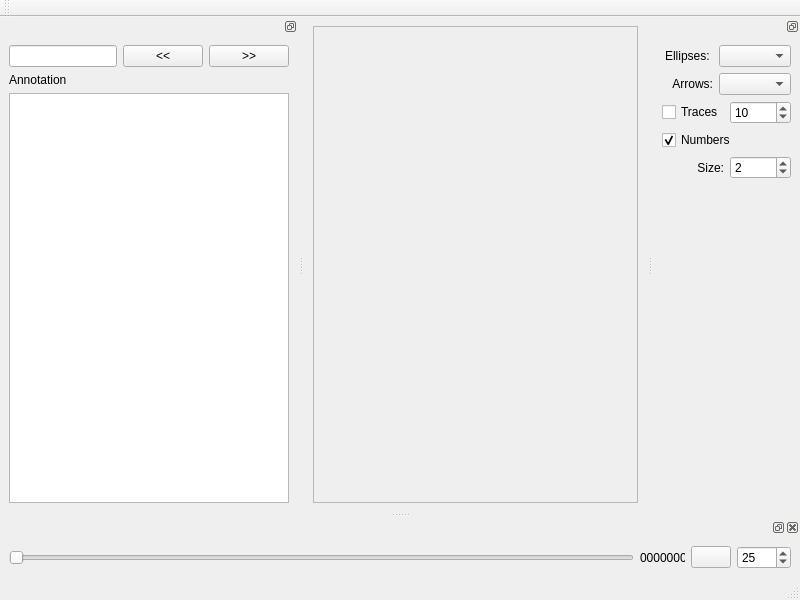
Qt form src/replay.ui (FastTrackOrg/FastTrack) before a commit.
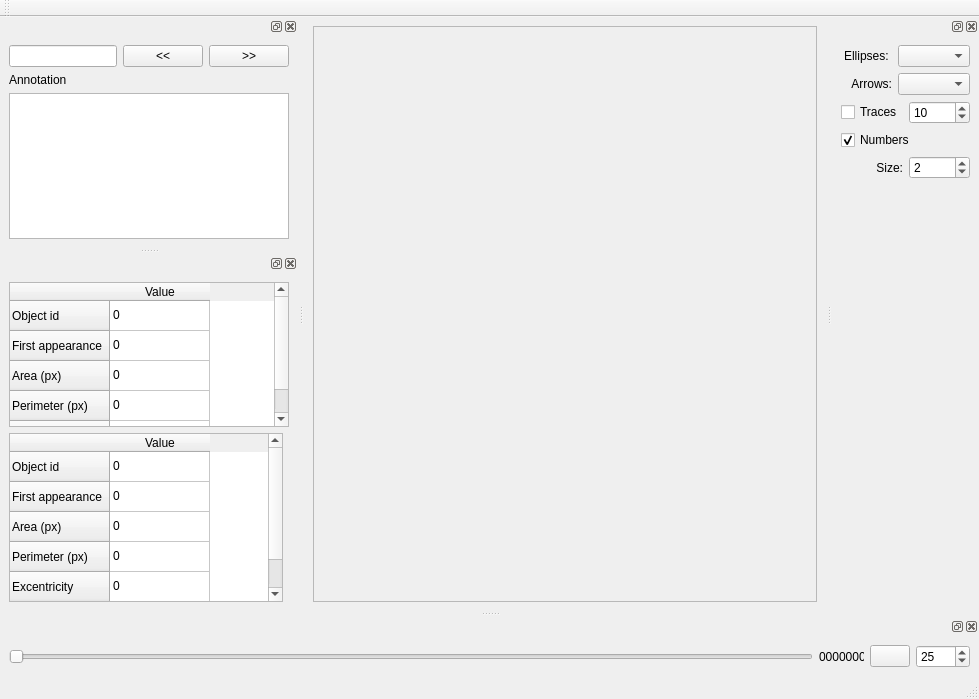
The same form after that commit.

Commit message: [feat] replay: add object information panel

```diff
--- a/src/replay.ui
+++ b/src/replay.ui
@@ -6,8 +6,8 @@
    <rect>
     <x>0</x>
     <y>0</y>
-    <width>800</width>
-    <height>600</height>
+    <width>979</width>
+    <height>699</height>
    </rect>
   </property>
   <property name="windowTitle">
@@ -42,8 +42,8 @@
           <rect>
            <x>0</x>
            <y>0</y>
-           <width>286</width>
-           <height>436</height>
+           <width>540</width>
+           <height>558</height>
           </rect>
          </property>
          <layout class="QGridLayout" name="gridLayout">
@@ -95,7 +95,7 @@
   </widget>
   <widget class="QDockWidget" name="dockWidget">
    <property name="features">
-    <set>QDockWidget::DockWidgetFloatable|QDockWidget::DockWidgetMovable</set>
+    <set>QDockWidget::AllDockWidgetFeatures</set>
    </property>
    <attribute name="dockWidgetArea">
     <number>2</number>
@@ -321,7 +321,7 @@
   </widget>
   <widget class="QDockWidget" name="dockWidget_2">
    <property name="features">
-    <set>QDockWidget::DockWidgetFloatable|QDockWidget::DockWidgetMovable</set>
+    <set>QDockWidget::AllDockWidgetFeatures</set>
    </property>
    <attribute name="dockWidgetArea">
     <number>1</number>
@@ -358,6 +358,133 @@
     </layout>
    </widget>
   </widget>
+  <widget class="QDockWidget" name="infoDock">
+   <attribute name="dockWidgetArea">
+    <number>1</number>
+   </attribute>
+   <widget class="QWidget" name="dockWidgetContents_4">
+    <layout class="QGridLayout" name="gridLayout_6">
+     <item row="0" column="0" rowspan="2" colspan="2">
+      <widget class="QTableWidget" name="infoTableObject1">
+       <row>
+        <property name="text">
+         <string>Object id</string>
+        </property>
+       </row>
+       <row>
+        <property name="text">
+         <string>First appearance</string>
+        </property>
+       </row>
+       <row>
+        <property name="text">
+         <string>Area (px)</string>
+        </property>
+       </row>
+       <row>
+        <property name="text">
+         <string>Perimeter (px)</string>
+        </property>
+       </row>
+       <row>
+        <property name="text">
+         <string>Excentricity</string>
+        </property>
+       </row>
+       <column>
+        <property name="text">
+         <string>Value</string>
+        </property>
+       </column>
+       <item row="0" column="0">
+        <property name="text">
+         <string>0</string>
+        </property>
+       </item>
+       <item row="1" column="0">
+        <property name="text">
+         <string>0</string>
+        </property>
+       </item>
+       <item row="2" column="0">
+        <property name="text">
+         <string>0</string>
+        </property>
+       </item>
+       <item row="3" column="0">
+        <property name="text">
+         <string>0</string>
+        </property>
+       </item>
+       <item row="4" column="0">
+        <property name="text">
+         <string>0</string>
+        </property>
+       </item>
+      </widget>
+     </item>
+     <item row="2" column="0">
+      <widget class="QTableWidget" name="infoTableObject2">
+       <row>
+        <property name="text">
+         <string>Object id</string>
+        </property>
+       </row>
+       <row>
+        <property name="text">
+         <string>First appearance</string>
+        </property>
+       </row>
+       <row>
+        <property name="text">
+         <string>Area (px)</string>
+        </property>
+       </row>
+       <row>
+        <property name="text">
+         <string>Perimeter (px)</string>
+        </property>
+       </row>
+       <row>
+        <property name="text">
+         <string>Excentricity</string>
+        </property>
+       </row>
+       <column>
+        <property name="text">
+         <string>Value</string>
+        </property>
+       </column>
+       <item row="0" column="0">
+        <property name="text">
+         <string>0</string>
+        </property>
+       </item>
+       <item row="1" column="0">
+        <property name="text">
+         <string>0</string>
+        </property>
+       </item>
+       <item row="2" column="0">
+        <property name="text">
+         <string>0</string>
+        </property>
+       </item>
+       <item row="3" column="0">
+        <property name="text">
+         <string>0</string>
+        </property>
+       </item>
+       <item row="4" column="0">
+        <property name="text">
+         <string>0</string>
+        </property>
+       </item>
+      </widget>
+     </item>
+    </layout>
+   </widget>
+  </widget>
  </widget>
  <resources/>
  <connections/>
```
Left out of the diff: 8 changed lines with no effect on the pictures. The commit also changes 8 other files.
